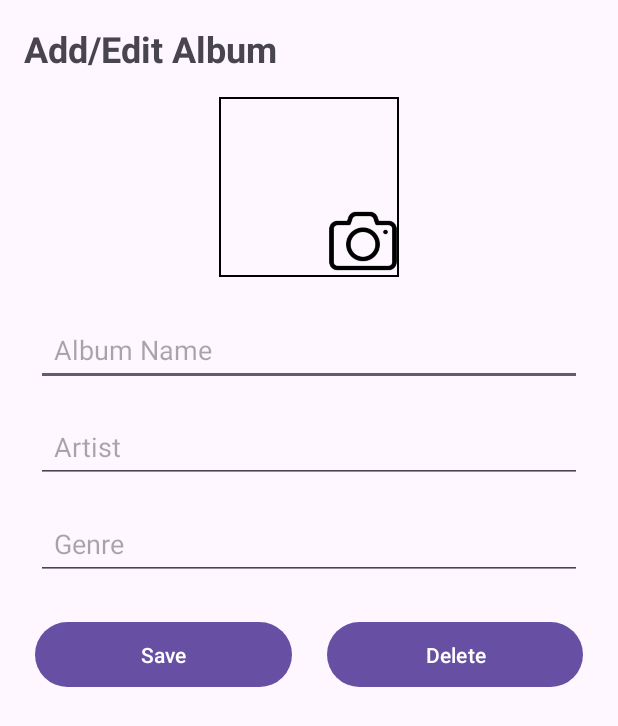
After one commit to levuanh2/AndroidTieuLuan, an Android app: the AddEditAlbumActivity screen opened directly, with no data from a screen before it, on a phone screen of 412 x 824 dp. The commit adds this screen. Shown: the top 726 px of the screen. Run offline under Robolectric (Android 15) with nearby library versions, the light colour scheme and no system bars.

Commit message:
cap nhat gao dien moi

```diff
--- a/app/src/main/AndroidManifest.xml
+++ b/app/src/main/AndroidManifest.xml
@@ -34,6 +34,10 @@
         <activity android:name=".UserManagementActivity"/>
         <activity android:name=".UpgradeRequestActivity" />
         <activity android:name=".UpgradeRequestListActivity" />
+        <activity android:name=".AlbumPlaylistActivity" />
+        <activity android:name=".AddEditAlbumActivity" />
+        <activity android:name=".AddEditPlaylistActivity" />
+        <activity android:name=".GenreActivity" />
     </application>
 
 </manifest>
--- /dev/null
+++ b/app/src/main/java/appnghenhac/com/AddEditAlbumActivity.java
@@ -0,0 +1,13 @@
+package appnghenhac.com;
+
+import android.os.Bundle;
+import androidx.appcompat.app.AppCompatActivity;
+
+public class AddEditAlbumActivity extends AppCompatActivity {
+
+    @Override
+    protected void onCreate(Bundle savedInstanceState) {
+        super.onCreate(savedInstanceState);
+        setContentView(R.layout.add_edit_album);
+    }
+}
--- /dev/null
+++ b/app/src/main/res/drawable/bg_image_border.xml
@@ -0,0 +1,8 @@
+<shape xmlns:android="http://schemas.android.com/apk/res/android"
+    android:shape="rectangle">
+    <solid android:color="@android:color/transparent" />
+    <stroke
+        android:width="1dp"
+        android:color="#000000" />
+    <corners android:radius="0dp" />
+</shape>
--- /dev/null
+++ b/app/src/main/res/layout/add_edit_album.xml
@@ -0,0 +1,115 @@
+<?xml version="1.0" encoding="utf-8"?>
+<androidx.constraintlayout.widget.ConstraintLayout
+    xmlns:android="http://schemas.android.com/apk/res/android"
+    xmlns:app="http://schemas.android.com/apk/res-auto"
+    android:layout_width="match_parent"
+    android:layout_height="match_parent"
+    android:padding="16dp"
+    android:fitsSystemWindows="true">
+
+    <!-- Header -->
+    <TextView
+        android:id="@+id/tv_header"
+        android:layout_width="wrap_content"
+        android:layout_height="wrap_content"
+        android:text="Add/Edit Album"
+        android:textSize="24sp"
+        android:textStyle="bold"
+        app:layout_constraintStart_toStartOf="parent"
+        app:layout_constraintTop_toTopOf="parent" />
+
+    <!-- Album Cover Image -->
+    <ImageView
+        android:id="@+id/iv_album_cover"
+        android:layout_width="120dp"
+        android:layout_height="120dp"
+        android:contentDescription="Album cover"
+        android:scaleType="centerCrop"
+        android:background="@drawable/bg_image_border"
+        android:layout_marginTop="16dp"
+        app:layout_constraintTop_toBottomOf="@id/tv_header"
+        app:layout_constraintStart_toStartOf="parent"
+        app:layout_constraintEnd_toEndOf="parent" />
+
+    <ImageButton
+        android:id="@+id/btn_change_cover"
+        android:layout_width="48dp"
+        android:layout_height="48dp"
+        android:background="?attr/selectableItemBackgroundBorderless"
+        android:src="@drawable/ic_camera"
+        android:contentDescription="Change cover image"
+        android:scaleType="centerInside"
+        app:layout_constraintBottom_toBottomOf="@id/iv_album_cover"
+        app:layout_constraintEnd_toEndOf="@id/iv_album_cover" />
+
+    <!-- Album Name -->
+    <EditText
+        android:id="@+id/et_album_name"
+        android:layout_width="0dp"
+        android:layout_height="wrap_content"
+        android:hint="Album Name"
+        android:inputType="text"
+        android:padding="12dp"
+        android:layout_marginTop="24dp"
+        android:layout_marginHorizontal="8dp"
+        app:layout_constraintEnd_toEndOf="parent"
+        app:layout_constraintStart_toStartOf="parent"
+        app:layout_constraintTop_toBottomOf="@id/iv_album_cover" />
+
+    <!-- Artist -->
+    <EditText
+        android:id="@+id/et_artist"
+        android:layout_width="0dp"
+        android:layout_height="wrap_content"
+        android:hint="Artist"
+        android:inputType="text"
+        android:padding="12dp"
+        android:layout_marginTop="16dp"
+        android:layout_marginHorizontal="8dp"
+        app:layout_constraintEnd_toEndOf="parent"
+        app:layout_constraintStart_toStartOf="parent"
+        app:layout_constraintTop_toBottomOf="@id/et_album_name" />
+
+    <!-- Genre -->
+    <EditText
+        android:id="@+id/et_genre"
+        android:layout_width="0dp"
+        android:layout_height="wrap_content"
+        android:hint="Genre"
+        android:inputType="text"
+        android:padding="12dp"
+        android:layout_marginTop="16dp"
+        android:layout_marginHorizontal="8dp"
+        app:layout_constraintEnd_toEndOf="parent"
+        app:layout_constraintStart_toStartOf="parent"
+        app:layout_constraintTop_toBottomOf="@id/et_artist" />
+
+    <!-- Save Button -->
+    <Button
+        android:id="@+id/btn_save"
+        android:layout_width="0dp"
+        android:layout_height="wrap_content"
+        android:text="Save"
+        android:padding="12dp"
+        android:layout_marginTop="24dp"
+        android:layout_marginEnd="8dp"
+        app:layout_constraintEnd_toStartOf="@id/btn_delete"
+        app:layout_constraintStart_toStartOf="parent"
+        app:layout_constraintTop_toBottomOf="@id/et_genre"
+        app:layout_constraintWidth_percent="0.45" />
+
+    <!-- Delete Button -->
+    <Button
+        android:id="@+id/btn_delete"
+        android:layout_width="0dp"
+        android:layout_height="wrap_content"
+        android:text="Delete"
+        android:padding="12dp"
+        android:layout_marginTop="24dp"
+        android:layout_marginStart="8dp"
+        app:layout_constraintEnd_toEndOf="parent"
+        app:layout_constraintStart_toEndOf="@id/btn_save"
+        app:layout_constraintTop_toBottomOf="@id/et_genre"
+        app:layout_constraintWidth_percent="0.45" />
+
+</androidx.constraintlayout.widget.ConstraintLayout>
```
Also changed, not shown: app/src/main/java/appnghenhac/com/AddEditPlaylistActivity.java (added, +13 -0 lines), app/src/main/java/appnghenhac/com/AlbumFragment.java (added, +17 -0 lines), app/src/main/java/appnghenhac/com/AlbumPlaylistActivity.java (added, +79 -0 lines), app/src/main/java/appnghenhac/com/AlbumPlaylistPagerAdapter.java (added, +24 -0 lines), app/src/main/java/appnghenhac/com/ContentActivity.java (+20 -1 lines), app/src/main/java/appnghenhac/com/GenreActivity.java (added, +13 -0 lines), app/src/main/java/appnghenhac/com/PlaylistFragment.java (added, +17 -0 lines), app/src/main/res/layout/activity_album_playlist.xml (added, +131 -0 lines), app/src/main/res/layout/add_edit_genre.xml (added, +80 -0 lines), app/src/main/res/layout/add_edit_playlist.xml (added, +99 -0 lines), app/src/main/res/layout/fragment_album.xml (added, +18 -0 lines), app/src/main/res/layout/fragment_playlist.xml (added, +18 -0 lines), app/src/main/res/drawable/ic_add.png (added), app/src/main/res/drawable/ic_camera.png (added).
